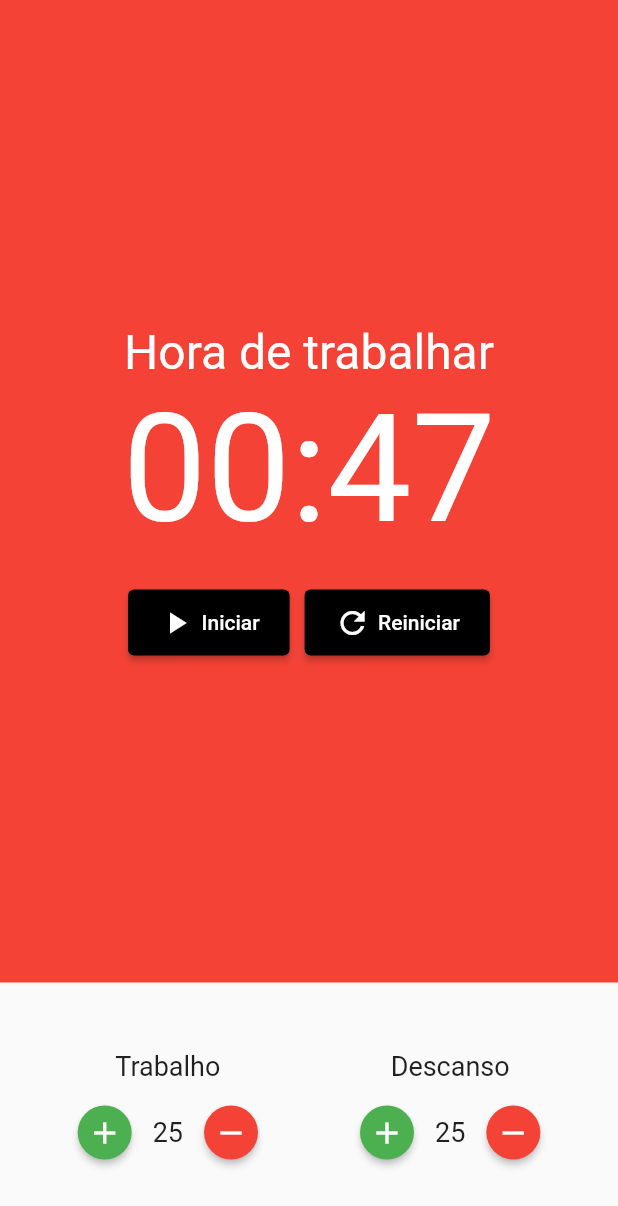
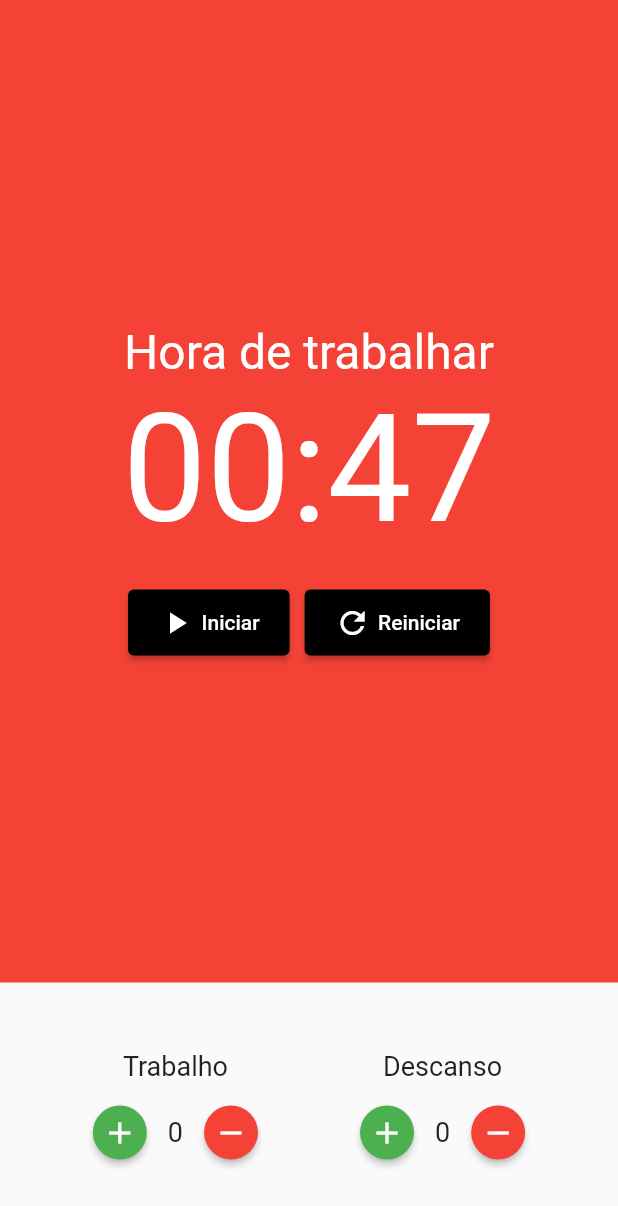
Before and after one commit to rafaelRodruiguesGuimaraes/pomodoro, a Flutter app: the screen it shows after launch, on a phone screen of 412 x 824 dp. Shown: the top 1206 px of the screen. Run offline on Flutter 3.47's test engine with Material 2 defaults, Android fonts, the phone set to English and light mode, and no system bars; our stand-ins replace flutter_mobx, mobx; generated files the repository leaves out were written again.

```diff
--- a/lib/components/pomodoro_stopwatch.dart
+++ b/lib/components/pomodoro_stopwatch.dart
@@ -2,7 +2,9 @@ import 'package:flutter/material.dart';
 import 'package:pomodoro/components/stopwatch_button.dart';
 
 class PomodoroStopwatch extends StatelessWidget {
-  const PomodoroStopwatch({Key? key}) : super(key: key);
+  const PomodoroStopwatch({
+    Key? key,
+  }) : super(key: key);
 
   @override
   Widget build(BuildContext context) {
--- a/lib/components/time_input.dart
+++ b/lib/components/time_input.dart
@@ -6,10 +6,14 @@ class TimeInput extends StatelessWidget {
     Key? key,
     required this.title,
     required this.value,
+    required this.incrementTime,
+    required this.decrementTime,
   }) : super(key: key);
 
   final String title;
   final int value;
+  final Function incrementTime;
+  final Function decrementTime;
 
   @override
   Widget build(BuildContext context) {
@@ -27,7 +31,7 @@ class TimeInput extends StatelessWidget {
         Row(
           children: [
             ElevatedButton(
-              onPressed: () {},
+              onPressed: () => incrementTime(),
               child: const Icon(Icons.add),
               style: ElevatedButton.styleFrom(
                 shape: const CircleBorder(),
@@ -42,7 +46,7 @@ class TimeInput extends StatelessWidget {
               ),
             ),
             ElevatedButton(
-              onPressed: () {},
+              onPressed: () => decrementTime(),
               child: const Icon(Icons.remove),
               style: ElevatedButton.styleFrom(
                 shape: const CircleBorder(),
--- a/lib/main.dart
+++ b/lib/main.dart
@@ -1,5 +1,7 @@
 import 'package:flutter/material.dart';
 import 'package:pomodoro/screens/pomodoro.dart';
+import 'package:pomodoro/store/pomodoro/pomodoro_store.dart';
+import 'package:provider/provider.dart';
 
 void main() {
   runApp(const MyApp());
@@ -10,13 +12,20 @@ class MyApp extends StatelessWidget {
 
   @override
   Widget build(BuildContext context) {
-    return MaterialApp(
-      title: 'Flutter Demo',
-      theme: ThemeData(
-        primarySwatch: Colors.blue,
+    return MultiProvider(
+      providers: [
+        Provider<PomodoroStore>(
+          create: (_) => PomodoroStore(),
+        )
+      ],
+      child: MaterialApp(
+        title: 'Flutter Demo',
+        theme: ThemeData(
+          primarySwatch: Colors.blue,
+        ),
+        debugShowCheckedModeBanner: false,
+        home: const Pomodoro(),
       ),
-      debugShowCheckedModeBanner: false,
-      home: Pomodoro(),
     );
   }
 }
--- a/lib/screens/pomodoro.dart
+++ b/lib/screens/pomodoro.dart
@@ -1,16 +1,18 @@
 import 'package:flutter/material.dart';
-import 'package:pomodoro/store/counter.store.dart';
+import 'package:flutter_mobx/flutter_mobx.dart';
+import 'package:pomodoro/store/pomodoro/pomodoro_store.dart';
+import 'package:provider/provider.dart';
 
 import '../components/pomodoro_stopwatch.dart';
 import '../components/time_input.dart';
 
 class Pomodoro extends StatelessWidget {
-  Pomodoro({Key? key}) : super(key: key);
-
-  final store = CounterStore();
+  const Pomodoro({Key? key}) : super(key: key);
 
   @override
   Widget build(BuildContext context) {
+    final store = Provider.of<PomodoroStore>(context);
+
     return Scaffold(
       body: Column(
         crossAxisAlignment: CrossAxisAlignment.stretch,
@@ -24,17 +26,25 @@ class Pomodoro extends StatelessWidget {
               mainAxisAlignment: MainAxisAlignment.spaceAround,
               children: [
                 Row(
-                  children: const [
-                    TimeInput(
-                      title: 'Trabalho',
-                      value: 25,
+                  children: [
+                    Observer(
+                      builder: ((_) => TimeInput(
+                            title: 'Trabalho',
+                            value: store.workTime,
+                            incrementTime: store.incrementWorkTime,
+                            decrementTime: store.decrementWorkTime,
+                          )),
                     ),
-                    SizedBox(
+                    const SizedBox(
                       width: 40.0,
                     ),
-                    TimeInput(
-                      title: 'Descanso',
-                      value: 25,
+                    Observer(
+                      builder: ((_) => TimeInput(
+                            title: 'Descanso',
+                            value: store.restTime,
+                            incrementTime: store.incrementRestTime,
+                            decrementTime: store.decrementRestTime,
+                          )),
                     ),
                   ],
                 ),
```
Also changed, not shown: lib/store/pomodoro/pomodoro_store.dart (added, +33 -0 lines), lib/store/counter/counter.store.dart (renamed from lib/store/counter.store.dart), lib/store/counter/counter.store.g.dart, lib/store/pomodoro/pomodoro_store.g.dart (added).
